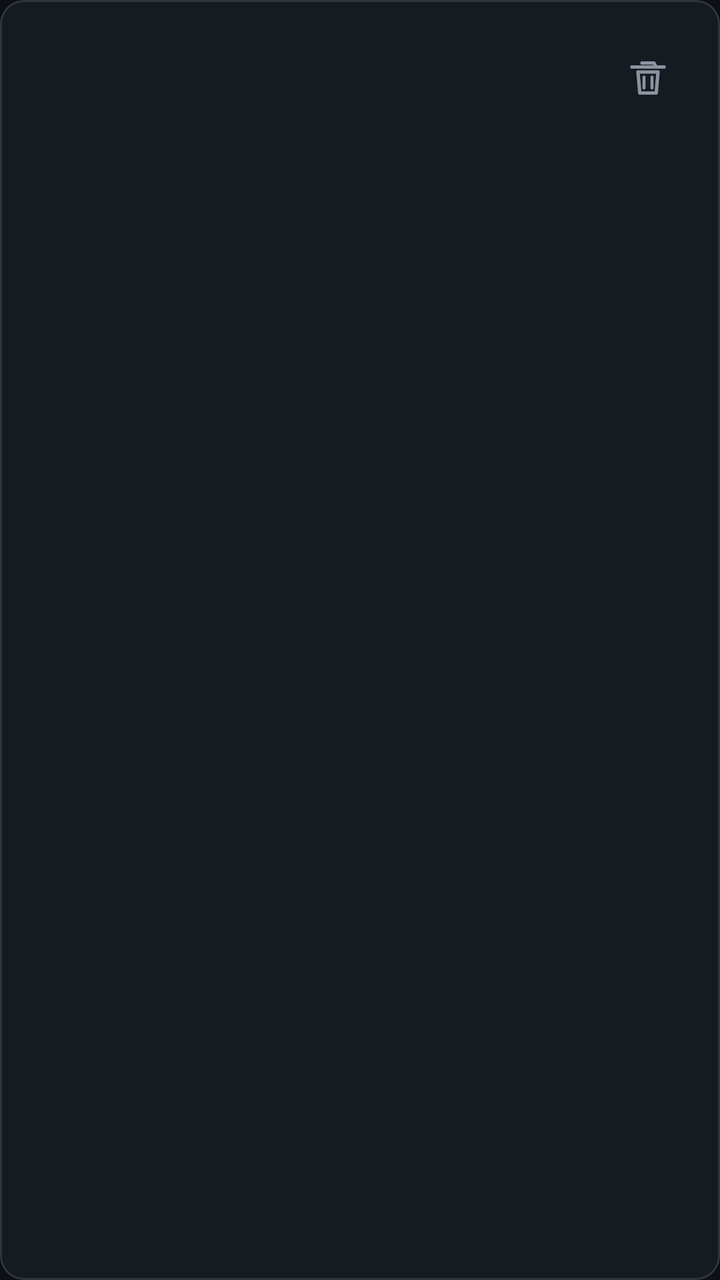
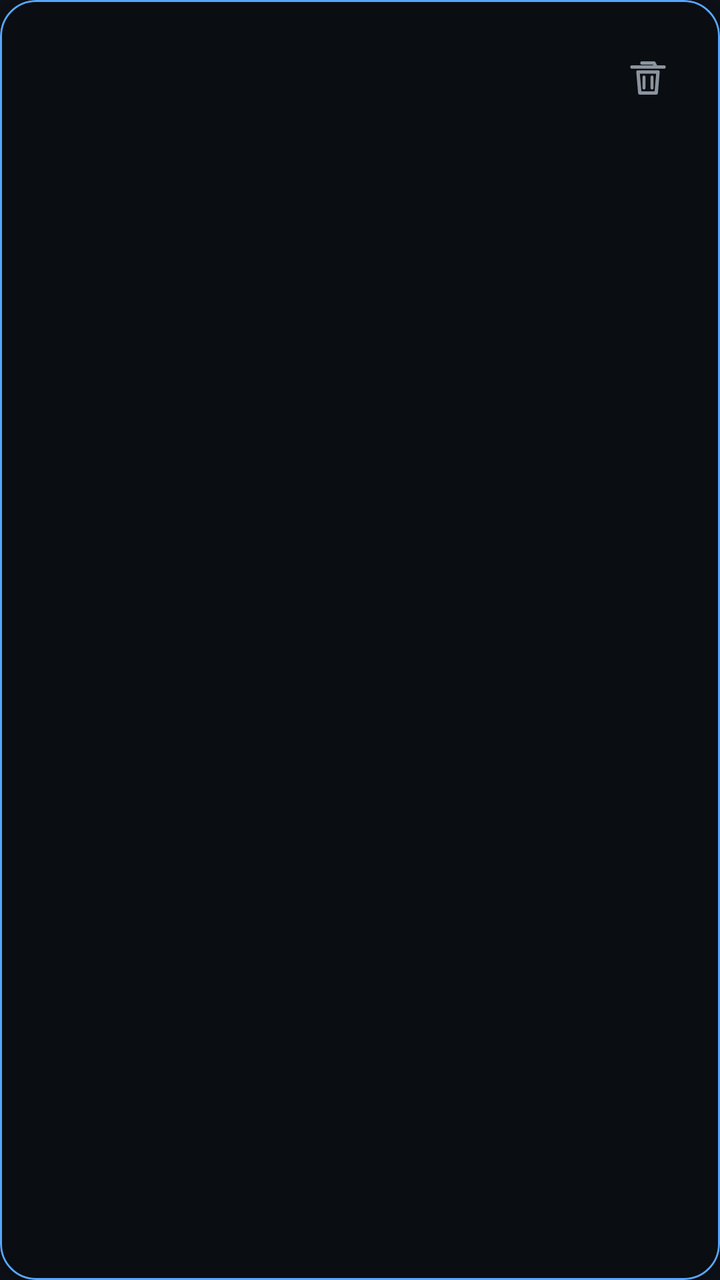

Screens rendered from an Android XML layout before and after an edit, with the pre-edit source and the edit as a unified diff.
<!-- AndroidManifest.xml: application theme Theme.Notez.GithubDark -->
<!-- res/layout/item_note.xml -->
<?xml version="1.0" encoding="utf-8"?>
<com.google.android.material.card.MaterialCardView xmlns:android="http://schemas.android.com/apk/res/android"
    xmlns:app="http://schemas.android.com/apk/res-auto"
    android:layout_width="match_parent"
    android:layout_height="wrap_content"
    android:layout_marginHorizontal="8dp"
    android:layout_marginVertical="4dp"
    app:cardBackgroundColor="?attr/colorSurface"
    app:cardCornerRadius="12dp"
    app:cardElevation="0dp"
    app:strokeWidth="1dp"
    app:strokeColor="?attr/colorOutline">

    <LinearLayout
        android:layout_width="match_parent"
        android:layout_height="wrap_content"
        android:orientation="horizontal"
        android:padding="12dp">

        <LinearLayout
            android:layout_width="0dp"
            android:layout_height="wrap_content"
            android:layout_weight="1"
            android:orientation="vertical">

            <TextView
                android:id="@+id/item_title"
                android:layout_width="match_parent"
                android:layout_height="wrap_content"
                android:textColor="?attr/colorOnSurface"
                android:textSize="16sp"
                android:textStyle="bold" />

            <TextView
                android:id="@+id/item_preview"
                android:layout_width="match_parent"
                android:layout_height="wrap_content"
                android:maxLines="2"
                android:textColor="?attr/colorOnSurfaceVariant"
                android:textSize="13sp" />

            <TextView
                android:id="@+id/item_meta"
                android:layout_width="match_parent"
                android:layout_height="wrap_content"
                android:textColor="?attr/colorOnSurfaceVariant"
                android:textSize="11sp" />
        </LinearLayout>

        <ImageButton
            android:id="@+id/item_delete"
            android:layout_width="48dp"
            android:layout_height="48dp"
            android:layout_gravity="center_vertical"
            android:background="?attr/selectableItemBackgroundBorderless"
            android:contentDescription="@string/cd_delete_note"
            android:filterTouchesWhenObscured="true"
            android:src="@drawable/ic_notez_trash"
            app:tint="?attr/colorOnSurfaceVariant" />
    </LinearLayout>
</com.google.android.material.card.MaterialCardView>
<!-- resources referenced by this layout -->
<resources>
  <!-- drawable ic_notez_trash (drawable) -->
  <?xml version="1.0" encoding="utf-8"?>
  <vector xmlns:android="http://schemas.android.com/apk/res/android"
      android:width="24dp"
      android:height="24dp"
      android:viewportWidth="24"
      android:viewportHeight="24">
      <path
          android:fillColor="#00000000"
          android:pathData="M9,4.5h6l1,2h4M4,6.5h16M7,9h10l-0.9,10.5H7.9L7,9Z"
          android:strokeColor="#FFFFFFFF"
          android:strokeWidth="1.7"
          android:strokeLineCap="round"
          android:strokeLineJoin="round" />
      <path
          android:fillColor="#00000000"
          android:pathData="M10,11.5v5.5M14,11.5v5.5"
          android:strokeColor="#FFFFFFFF"
          android:strokeWidth="1.5"
          android:strokeLineCap="round" />
  </vector>
  <string name="cd_delete_note">Hapus catatan</string>
  <style name="Theme.Notez.GithubDark" parent="Theme.Material3.Dark.NoActionBar">
          <item name="colorPrimary">@color/github_accent</item>
          <item name="colorOnPrimary">@color/github_on_accent</item>
          <item name="colorPrimaryContainer">@color/github_accent</item>
          <item name="colorOnPrimaryContainer">@color/github_on_accent</item>
          <item name="android:windowBackground">@color/github_bg</item>
          <item name="colorSurface">@color/github_surface</item>
          <item name="colorOnSurface">@color/github_text</item>
          <item name="colorSurfaceVariant">@color/github_surface</item>
          <item name="colorOnSurfaceVariant">@color/github_secondary</item>
          <item name="colorOutline">@color/github_outline</item>
          <item name="colorError">@color/github_danger</item>
          <item name="android:windowSplashScreenBackground">@color/github_bg</item>
          <item name="android:windowSplashScreenAnimatedIcon">@drawable/ic_notez_horse_splash_system_icon</item>
          <item name="android:windowSplashScreenIconBackgroundColor">@android:color/transparent</item>
      </style>
  <color name="github_accent">#58A6FF</color>
  <color name="github_on_accent">#0D1117</color>
  <color name="github_bg">#0D1117</color>
  <color name="github_surface">#161B22</color>
  <color name="github_text">#E6EDF3</color>
  <color name="github_secondary">#8B949E</color>
  <color name="github_outline">#30363D</color>
  <color name="github_danger">#F85149</color>
  <!-- drawable ic_notez_horse_splash_system_icon: png bitmap (drawable-nodpi, 52823 bytes) -->
</resources>

<!-- the commit's change to res/layout/item_note.xml (unified diff, before → after) -->
@@ -5,11 +5,12 @@
     android:layout_height="wrap_content"
     android:layout_marginHorizontal="8dp"
     android:layout_marginVertical="4dp"
-    app:cardBackgroundColor="?attr/colorSurface"
-    app:cardCornerRadius="12dp"
-    app:cardElevation="0dp"
+    android:id="@+id/note_card"
+    app:cardBackgroundColor="@android:color/transparent"
+    app:cardCornerRadius="18dp"
+    app:cardElevation="2dp"
     app:strokeWidth="1dp"
-    app:strokeColor="?attr/colorOutline">
+    app:strokeColor="?attr/colorPrimary">
 
     <LinearLayout
         android:layout_width="match_parent"
